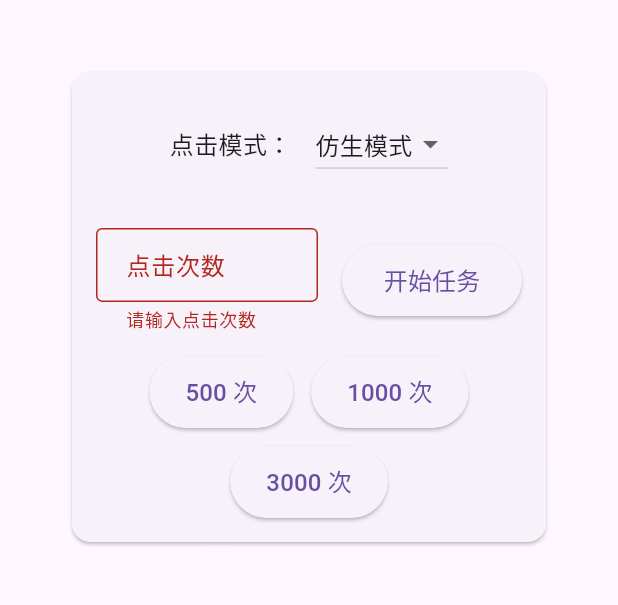
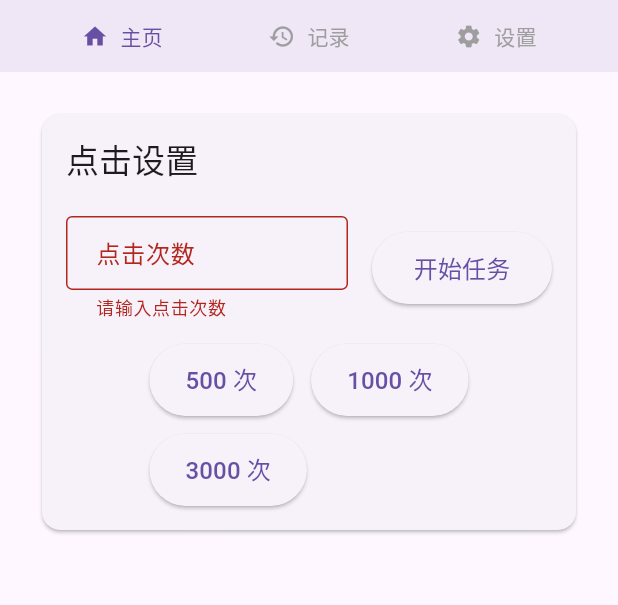
Before and after one commit to shichen437/FingerLike, a Flutter app: the screen it shows after launch, after a tap on "开始任务", on a phone screen of 412 x 824 dp, the part 84-689 px from its top. Run offline on Flutter 3.47's test engine with Material 3 defaults, Android fonts, the light colour scheme and no system bars; missing offline and left inert: hotkey_manager, window_manager.

Commit message:
feat: 标签页及任务记录

```diff
--- a/lib/main.dart
+++ b/lib/main.dart
@@ -1,14 +1,42 @@
 import 'package:flutter/material.dart';
 import 'package:provider/provider.dart';
+import 'package:window_manager/window_manager.dart';
+import 'package:hotkey_manager/hotkey_manager.dart';
+import 'dart:io' show Platform;
 import 'providers/clicker_state.dart';
 import 'widgets/click_control_panel.dart';
+import 'widgets/records_panel.dart';
+import 'widgets/settings_panel.dart';
 
-void main() => runApp(
-  ChangeNotifierProvider(
-    create: (_) => ClickerState(),
-    child: const ClickerApp(),
-  ),
-);
+void main() async {
+  WidgetsFlutterBinding.ensureInitialized();
+
+  if (Platform.isMacOS || Platform.isWindows) {
+    await hotKeyManager.unregisterAll();
+    await windowManager.ensureInitialized();
+
+    WindowOptions windowOptions = const WindowOptions(
+      size: Size(800, 600),
+      minimumSize: Size(600, 400),
+      center: true,
+      backgroundColor: Colors.transparent,
+      skipTaskbar: false,
+      titleBarStyle: TitleBarStyle.hidden,
+    );
+
+    await windowManager.waitUntilReadyToShow(windowOptions, () async {
+      await windowManager.show();
+      await windowManager.focus();
+    });
+  }
+
+  runApp(
+    ChangeNotifierProvider(
+      create: (_) => ClickerState(),
+      child: const ClickerApp(),
+    ),
+  );
+}
 
 class ClickerApp extends StatelessWidget {
   const ClickerApp({super.key});
@@ -18,21 +46,68 @@ class ClickerApp extends StatelessWidget {
     return MaterialApp(
       title: 'FingerLike',
       theme: ThemeData(primarySwatch: Colors.blue),
-      home: const ClickerScreen(),
+      home: const MainTabScreen(),
     );
   }
 }
 
-class ClickerScreen extends StatelessWidget {
-  const ClickerScreen({super.key});
+class MainTabScreen extends StatefulWidget {
+  const MainTabScreen({super.key});
+
+  @override
+  State<MainTabScreen> createState() => _MainTabScreenState();
+}
+
+class _MainTabScreenState extends State<MainTabScreen> {
+  int _selectedIndex = 0;
+
+  static const List<Widget> _widgetOptions = <Widget>[
+    ClickControlPanel(),
+    RecordsPanel(),
+    SettingsPanel(),
+  ];
 
   @override
   Widget build(BuildContext context) {
     return Scaffold(
-      appBar: AppBar(title: const Text('FingerLike')),
-      body: const Padding(
-        padding: EdgeInsets.all(20.0),
-        child: ClickControlPanel(),
+      appBar: AppBar(
+        title: const Text('FingerLike'),
+        bottom: PreferredSize(
+          preferredSize: const Size.fromHeight(48),
+          child: Container(
+            height: 48,
+            color: Theme.of(context).primaryColor.withOpacity(0.1),
+            child: Row(
+              mainAxisAlignment: MainAxisAlignment.spaceEvenly,
+              children: [
+                _buildTabButton(0, Icons.home, '主页'),
+                _buildTabButton(1, Icons.history, '记录'),
+                _buildTabButton(2, Icons.settings, '设置'),
+              ],
+            ),
+          ),
+        ),
+      ),
+      body: _widgetOptions.elementAt(_selectedIndex),
+    );
+  }
+
+  Widget _buildTabButton(int index, IconData icon, String label) {
+    return TextButton(
+      style: TextButton.styleFrom(
+        foregroundColor: _selectedIndex == index
+            ? Theme.of(context).primaryColor
+            : Colors.grey,
+        padding: const EdgeInsets.symmetric(horizontal: 16), // 增加水平内边距
+      ),
+      onPressed: () => setState(() => _selectedIndex = index),
+      child: Row(  // 将Column改为Row
+        mainAxisAlignment: MainAxisAlignment.center,
+        children: [
+          Icon(icon),
+          const SizedBox(width: 8), // 添加图标和文字之间的间距
+          Text(label),
+        ],
       ),
     );
   }
--- /dev/null
+++ b/lib/models/task_record.dart
@@ -0,0 +1,26 @@
+class TaskRecord {
+  final DateTime timestamp;
+  final String mode;
+  final int targetClicks;
+  final int actualClicks;
+  final bool completed;
+  final String? errorMessage;
+  final Duration? duration;
+
+  TaskRecord({
+    required this.timestamp,
+    required this.mode,
+    required this.targetClicks,
+    required this.actualClicks,
+    required this.completed,
+    this.errorMessage,
+    this.duration,
+  });
+
+  String get status {
+    if (!completed) {
+      return '取消';  // 取消状态直接显示"取消"
+    }
+    return '完成';
+  }
+}
--- a/lib/widgets/click_control_panel.dart
+++ b/lib/widgets/click_control_panel.dart
@@ -16,9 +16,7 @@ class _ClickControlPanelState extends State<ClickControlPanel> {
   @override
   Widget build(BuildContext context) {
     return Consumer<ClickerState>(
-      builder:
-          (context, state, child) => SingleChildScrollView(
-            // 添加滚动视图
+      builder: (context, state, child) => SingleChildScrollView(
         child: Form(
           key: _formKey,
           child: Padding(
@@ -30,11 +28,14 @@ class _ClickControlPanelState extends State<ClickControlPanel> {
                   child: Padding(
                     padding: const EdgeInsets.all(16.0),
                     child: Column(
+                      crossAxisAlignment: CrossAxisAlignment.start,
                       children: [
-                            _buildModeSelector(state),
+                        Text(
+                          '点击设置',
+                          style: Theme.of(context).textTheme.titleLarge,
+                        ),
                         const SizedBox(height: 24),
                         Row(
-                              // 使用 Row 将输入框和按钮放在一行
                           children: [
                             _buildCountInput(),
                             _buildControlButton(state),
@@ -79,45 +80,14 @@ class _ClickControlPanelState extends State<ClickControlPanel> {
     );
   }
 
-  Widget _buildModeSelector(ClickerState state) {
-    return Container(
-      padding: const EdgeInsets.symmetric(vertical: 8),
-      child: Row(
-        mainAxisAlignment: MainAxisAlignment.center,
-        children: [
-          const Text('点击模式：', style: TextStyle(fontSize: 16)),
-          const SizedBox(width: 16),
-          DropdownButton<ClickMode>(
-            value: state.clickMode,
-            items:
-                ClickMode.values.map((mode) {
-                  return DropdownMenuItem(
-                    value: mode,
-                    child: Text(
-                      mode.displayName,
-                      style: const TextStyle(fontSize: 16),
-                    ),
-                  );
-                }).toList(),
-            onChanged:
-                state.isRunning
-                    ? null
-                    : (mode) {
-                      if (mode != null) state.setClickMode(mode);
-                    },
-          ),
-        ],
-      ),
-    );
-  }
+  // 移除_buildModeSelector方法定义
 
   Widget _buildQuickSelectButtons() {
-    return Wrap(
+    return Center(
+      child: Wrap(
         spacing: 12,
         runSpacing: 12,
-      alignment: WrapAlignment.center,
-      children:
-          [500, 1000, 3000].map((count) {
+        children: [500, 1000, 3000].map((count) {
           return ElevatedButton(
             style: ElevatedButton.styleFrom(
               padding: const EdgeInsets.symmetric(
@@ -129,6 +99,7 @@ class _ClickControlPanelState extends State<ClickControlPanel> {
             child: Text('$count 次', style: const TextStyle(fontSize: 16)),
           );
         }).toList(),
+      ),
     );
   }
 
```
Also changed, not shown: lib/providers/clicker_state.dart (+101 -5 lines), lib/widgets/records_panel.dart (added, +77 -0 lines), lib/widgets/settings_panel.dart (added, +103 -0 lines), pubspec.yaml (+6 -2 lines), pubspec.lock, 9 other files. Lines whose indentation alone changed are shown as unchanged.
